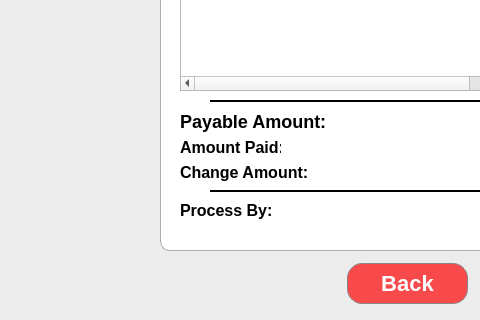
The window that ProjectApp/ui/viewsalescreen.ui (Patatims/CCSFEN2_Project) describes before a commit, drawn with Qt 5; both pictures show x 220 to 700 and y 480 to 800 of the 1200 by 800 pixel window.
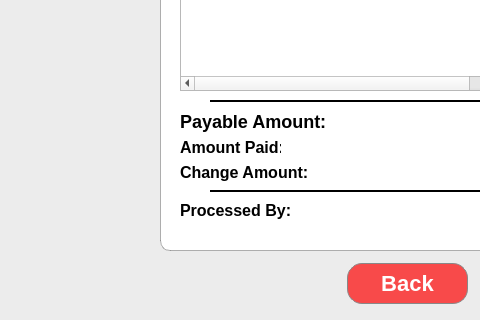
The same window after the commit. Icons and pictures are not drawn.

```diff
--- a/ProjectApp/ui/viewsalescreen.ui
+++ b/ProjectApp/ui/viewsalescreen.ui
@@ -915,7 +915,7 @@
 }</string>
     </property>
     <property name="text">
-     <string>Process By:</string>
+     <string>Processed By:</string>
     </property>
     <property name="alignment">
      <set>Qt::AlignLeading|Qt::AlignLeft|Qt::AlignVCenter</set>
```
